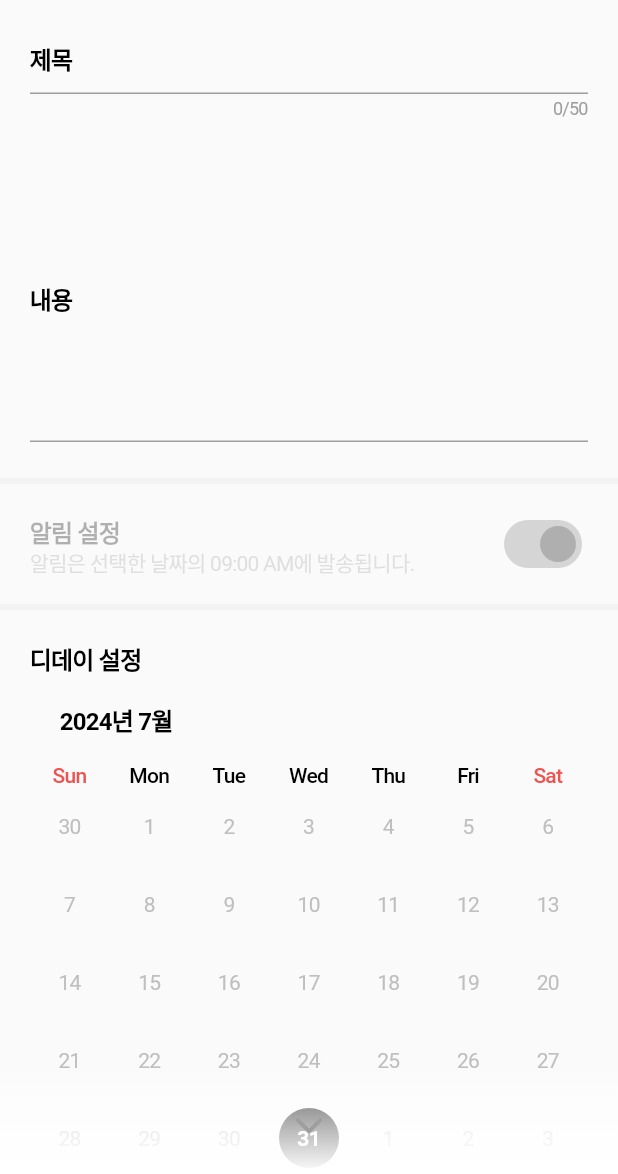
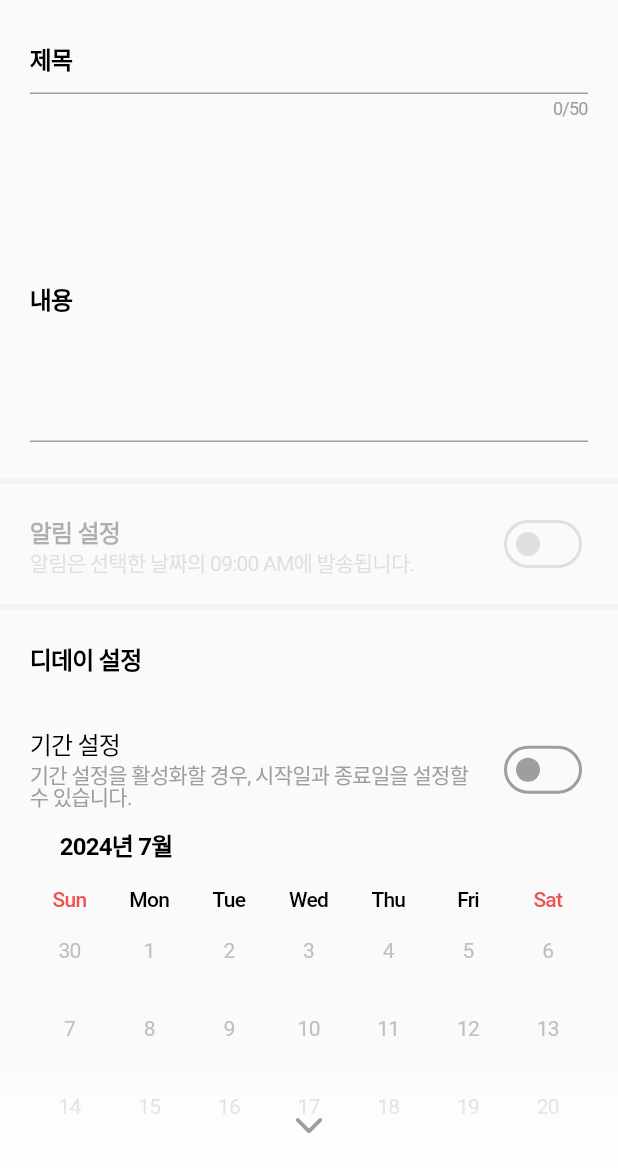
Before and after one commit to Raonshi/simply_todo, a Flutter app: the _AddTodoPageBody screen opened directly, on a phone screen of 412 x 824 dp, the part 62-1236 px from its top. Run offline on Flutter 3.47's test engine with Material 3 defaults, Android fonts, the phone set to English and light mode, and no system bars; drawn by our look-alikes of loader_overlay, table_calendar; our stand-ins replace bloc, easy_localization, flutter_bloc, flutter_local_notifications, flutter_slidable, font_awesome_flutter and 3 more; accounts and stored records are empty.

Commit message:
feat:add range calendar and range date model

```diff
--- a/lib/bloc/add_todo/add_todo_state.dart
+++ b/lib/bloc/add_todo/add_todo_state.dart
@@ -1,18 +1,25 @@
 part of 'add_todo_bloc.dart';
 
 class AddTodoState {
+  /* Todo data states */
   final String title;
   final String content;
-  final DateTime? dueDate;
+  final DateTime dueDate;
+  final RangeDate? rangeDate;
   final bool showNotification;
+
+  /* UI States */
   final bool visibleScrollArrow;
+  final bool rangeSelection;
 
   const AddTodoState({
     this.title = "",
     this.content = "",
-    this.dueDate,
-    this.showNotification = true,
+    required this.dueDate,
+    this.rangeDate,
+    this.showNotification = false,
     this.visibleScrollArrow = true,
+    this.rangeSelection = false,
   });
 
   AddTodoState copyWith({
@@ -21,18 +28,34 @@ class AddTodoState {
     DateTime? dueDate,
     bool? showNotification,
     bool? visibleScrollArrow,
+    RangeDate? rangeDate,
+    bool? rangeSelection,
   }) {
     return AddTodoState(
       title: title ?? this.title,
       content: content ?? this.content,
       dueDate: dueDate ?? this.dueDate,
+      rangeDate: rangeDate ?? this.rangeDate,
       showNotification: showNotification ?? this.showNotification,
       visibleScrollArrow: visibleScrollArrow ?? this.visibleScrollArrow,
+      rangeSelection: rangeSelection ?? this.rangeSelection,
+    );
+  }
+
+  AddTodoState removeRangeDate() {
+    return AddTodoState(
+      title: title,
+      content: content,
+      dueDate: DateTime.now(),
+      rangeDate: null,
+      showNotification: showNotification,
+      visibleScrollArrow: visibleScrollArrow,
+      rangeSelection: false,
     );
   }
 
   @override
   String toString() {
-    return 'AddTodoState{title: $title, content: $content, dueDate: $dueDate, showNotification: $showNotification, visibleScrollArrow: $visibleScrollArrow}';
+    return "AddTodoState{title: $title, content: $content, dueDate: $dueDate, rangeDate: ${rangeDate.toString()}, showNotification: $showNotification, visibleScrollArrow: $visibleScrollArrow, rangeSelection: $rangeSelection}";
   }
 }
--- a/lib/bloc/todo_list/todo_list_bloc.dart
+++ b/lib/bloc/todo_list/todo_list_bloc.dart
@@ -1,3 +1,5 @@
+// ignore_for_file: unnecessary_null_comparison
+
 import 'package:simpletodo/domain/model/todo_model.dart';
 import 'package:bloc/bloc.dart';
 import 'package:simpletodo/domain/repository/todo/todo_repository.dart';
@@ -49,7 +51,7 @@ class TodoListBloc extends Cubit<TodoListState> {
             id: id,
             title: newTodos[index].title,
             body: newTodos[index].content,
-            dueDate: newTodos[index].dueDate!,
+            dueDate: newTodos[index].dueDate,
           );
         } else {
           await NotificationService().cancelScheduledNotification(id);
--- /dev/null
+++ b/lib/domain/model/range_date_model.dart
@@ -0,0 +1,49 @@
+import 'base_model.dart';
+
+final class RangeDate implements BaseData {
+  final DateTime? start;
+  final DateTime? end;
+
+  const RangeDate({
+    required this.start,
+    required this.end,
+  });
+
+  factory RangeDate.create() => RangeDate(
+        start: DateTime.now(),
+        end: null,
+      );
+
+  factory RangeDate.fromJson(Map<String, dynamic> json) {
+    return RangeDate(
+      start: json.containsKey("start")
+          ? DateTime.fromMillisecondsSinceEpoch(json["start"])
+          : null,
+      end: json.containsKey("end")
+          ? DateTime.fromMillisecondsSinceEpoch(json["end"])
+          : null,
+    );
+  }
+
+  @override
+  RangeDate copyWith({
+    DateTime? start,
+    DateTime? end,
+  }) {
+    return RangeDate(
+      start: start ?? this.start,
+      end: end ?? this.end,
+    );
+  }
+
+  @override
+  Map<String, dynamic> toMap() => {
+        "start": start?.millisecondsSinceEpoch,
+        "end": end?.millisecondsSinceEpoch,
+      };
+
+  @override
+  String toString() {
+    return "RangeDate{start: $start, end: $end}";
+  }
+}
--- a/lib/domain/model/todo_model.dart
+++ b/lib/domain/model/todo_model.dart
@@ -1,11 +1,14 @@
 import 'package:simpletodo/domain/model/base_model.dart';
+import 'package:simpletodo/domain/model/range_date_model.dart';
 
 final class Todo extends BaseData {
   final int id;
   final String title;
   final String content;
 
-  final DateTime? dueDate;
+  final DateTime dueDate;
+  final RangeDate? rangeDate;
+
   final bool showNotification;
 
   final bool completed;
@@ -17,6 +20,7 @@ final class Todo extends BaseData {
     required this.content,
     required this.completed,
     required this.showNotification,
+    required this.rangeDate,
   });
 
   /// Create a new Todo instance.
@@ -24,16 +28,12 @@ final class Todo extends BaseData {
   factory Todo.create({
     required String title,
     required String content,
-    required DateTime? dueDate,
+    required DateTime dueDate,
+    required RangeDate? rangeDate,
     required bool showNotification,
   }) {
     // dueDate should be converted to timestamp
-    late final int timestamp;
-    if (showNotification && dueDate != null) {
-      timestamp = dueDate.millisecondsSinceEpoch;
-    } else {
-      timestamp = DateTime.now().millisecondsSinceEpoch;
-    }
+    final int timestamp = dueDate.millisecondsSinceEpoch;
 
     // id is the timestamp in seconds
     final int id = timestamp ~/ 1000;
@@ -43,6 +43,7 @@ final class Todo extends BaseData {
         title: title,
         content: content,
         dueDate: dueDate,
+        rangeDate: rangeDate,
         completed: false,
         showNotification: showNotification);
   }
@@ -61,6 +62,7 @@ final class Todo extends BaseData {
       title: title ?? this.title,
       content: content ?? this.content,
       dueDate: dueDate,
+      rangeDate: rangeDate,
       completed: completed ?? this.completed,
       showNotification: showNotification ?? this.showNotification,
     );
@@ -71,9 +73,10 @@ final class Todo extends BaseData {
       id: map['id'],
       title: map['title'],
       content: map['content'],
-      dueDate: map['dueDate'] == null
-          ? null
-          : DateTime.fromMillisecondsSinceEpoch(map['dueDate']),
+      dueDate: DateTime.fromMillisecondsSinceEpoch(map['dueDate']),
+      rangeDate: map['rangeDate'] != null
+          ? RangeDate.fromJson(map['rangeDate'])
+          : null,
       completed: map['completed'],
       showNotification: map['showNotification'],
     );
@@ -85,7 +88,8 @@ final class Todo extends BaseData {
       'id': id,
       'title': title,
       'content': content,
-      'dueDate': dueDate?.millisecondsSinceEpoch,
+      'dueDate': dueDate.millisecondsSinceEpoch,
+      'rangeDate': rangeDate?.toMap(),
       'completed': completed,
       'showNotification': showNotification,
     };
--- a/lib/ui/add_todo/page/add_todo_page.dart
+++ b/lib/ui/add_todo/page/add_todo_page.dart
@@ -152,6 +152,8 @@ class _AddTodoPageBody extends StatelessWidget {
                           thickness: 4.0,
                           color: context.colorTheme.onSurface.withOpacity(0.08),
                         ),
+
+                        // Notification Switch
                         Container(
                           foregroundDecoration: BoxDecoration(
                             color: isSameDay(state.dueDate, DateTime.now())
@@ -172,7 +174,7 @@ class _AddTodoPageBody extends StatelessWidget {
                               style: context.textTheme.titleSmall,
                             ),
                             subtitle: Padding(
-                              padding: EdgeInsets.only(top: 4.0),
+                              padding: const EdgeInsets.only(top: 4.0),
                               child: Text(
                                 "알림은 선택한 날짜의 09:00 AM에 발송됩니다.",
                                 style: context.textTheme.bodyMedium!.copyWith(
@@ -190,7 +192,7 @@ class _AddTodoPageBody extends StatelessWidget {
                         ),
                         const SizedBox(height: 24.0),
 
-                        // Notification / Date
+                        // Calendar
                         AddTodoSchedulePanel(
                           showNotification: state.showNotification,
                           onTapNotiSwitch: context
@@ -199,6 +201,12 @@ class _AddTodoPageBody extends StatelessWidget {
                           onDaySelected:
                               context.read<AddTodoBloc>().setDateTime,
                           selectedDay: state.dueDate,
+                          rangeDate: state.rangeDate,
+                          rangeSelection: state.rangeSelection,
+                          onTapRangeDateSwitch:
+                              context.read<AddTodoBloc>().toggleSwitchRangeDate,
+                          onRangeSelected:
+                              context.read<AddTodoBloc>().setRangeDate,
                         ),
 
                         const SizedBox(height: 64.0),
--- a/lib/ui/add_todo/widget/add_todo_schedule_panel.dart
+++ b/lib/ui/add_todo/widget/add_todo_schedule_panel.dart
@@ -1,7 +1,9 @@
 import 'package:flutter/material.dart';
 import 'package:simpletodo/common/theme.dart';
-import 'package:simpletodo/common/tools.dart';
-import 'package:table_calendar/table_calendar.dart';
+import 'package:simpletodo/domain/model/range_date_model.dart';
+import 'package:simpletodo/ui/add_todo/widget/range_date_calendar.dart';
+
+import 'point_date_calendar.dart';
 
 class AddTodoSchedulePanel extends StatelessWidget {
   const AddTodoSchedulePanel({
@@ -10,90 +12,72 @@ class AddTodoSchedulePanel extends StatelessWidget {
     required this.onTapNotiSwitch,
     required this.onDaySelected,
     required this.selectedDay,
+    required this.rangeSelection,
+    required this.onTapRangeDateSwitch,
+    required this.rangeDate,
+    required this.onRangeSelected,
   });
 
   final bool showNotification;
-  final DateTime? selectedDay;
+  final bool rangeSelection;
+
+  final DateTime selectedDay;
+  final RangeDate? rangeDate;
 
   final VoidCallback onTapNotiSwitch;
+  final VoidCallback onTapRangeDateSwitch;
+
   final ValueChanged<DateTime> onDaySelected;
+  final ValueChanged<RangeDate> onRangeSelected;
 
   @override
   Widget build(BuildContext context) {
-    return Padding(
-      padding: const EdgeInsets.symmetric(horizontal: 20.0),
-      child: Column(
+    return Column(
       crossAxisAlignment: CrossAxisAlignment.start,
       children: [
-          Text(
+        Padding(
+          padding: const EdgeInsets.symmetric(horizontal: 20.0),
+          child: Text(
             "디데이 설정",
             style: context.textTheme.titleSmall,
           ),
+        ),
         const SizedBox(height: 24.0),
-          TableCalendar(
-            headerStyle: HeaderStyle(
-              formatButtonVisible: false,
-              titleCentered: false,
-              leftChevronVisible: false,
-              rightChevronVisible: false,
-              headerPadding: const EdgeInsets.only(
-                left: 20.0,
-                right: 20.0,
-                top: 0.0,
-                bottom: 20.0,
+        SwitchListTile.adaptive(
+          value: rangeSelection,
+          visualDensity: VisualDensity.compact,
+          activeColor: context.colorTheme.onPrimary,
+          contentPadding:
+              const EdgeInsets.symmetric(horizontal: 20.0, vertical: 8.0),
+          onChanged: (_) => onTapRangeDateSwitch(),
+          title: Text(
+            "기간 설정",
+            style: context.textTheme.labelLarge,
           ),
-              titleTextStyle: context.textTheme.titleSmall!,
-              titleTextFormatter: (date, locale) {
-                return "${date.year}년 ${date.month}월";
-              },
-            ),
-            daysOfWeekStyle: DaysOfWeekStyle(
-              weekdayStyle: context.textTheme.labelMedium!,
-              weekendStyle: context.textTheme.labelMedium!.copyWith(
-                color: context.colorTheme.error,
+          subtitle: Padding(
+            padding: const EdgeInsets.only(top: 4.0),
+            child: Text(
+              "기간 설정을 활성화할 경우, 시작일과 종료일을 설정할 수 있습니다.",
+              style: context.textTheme.bodyMedium!.copyWith(
+                color: context.colorTheme.onSurface,
               ),
             ),
-            calendarStyle: CalendarStyle(
-              todayTextStyle: context.textTheme.bodyMedium!.copyWith(
-                fontWeight: FontWeight.bold,
-              ),
-              holidayTextStyle: context.textTheme.bodyMedium!.copyWith(
-                color: context.colorTheme.error,
-              ),
-              weekendTextStyle: context.textTheme.bodyMedium!.copyWith(
-                color: context.colorTheme.error,
-              ),
-              defaultTextStyle: context.textTheme.bodyMedium!,
-              outsideTextStyle: context.textTheme.bodyMedium!.copyWith(
-                color: context.colorTheme.onSurface.withOpacity(0.5),
-              ),
-              selectedTextStyle: context.textTheme.bodyMedium!.copyWith(
-                color: context.colorTheme.primary,
-                fontWeight: FontWeight.bold,
-              ),
-              todayDecoration: BoxDecoration(
-                color: context.colorTheme.onSurface,
-                shape: BoxShape.circle,
-              ),
-              selectedDecoration: BoxDecoration(
-                color: context.colorTheme.onPrimary,
-                shape: BoxShape.circle,
           ),
         ),
-            focusedDay:
-                selectedDay ?? DateTime.now().add(const Duration(days: 1)),
-            firstDay: DateTime.now(),
-            lastDay: DateTime.now().add(const Duration(days: 365)),
-            selectedDayPredicate: (day) {
-              return isSameDay(selectedDay, day);
-            },
-            onDaySelected: (selectedDay, focusedDay) {
-              lgr.d("Selected day: $selectedDay\nFocused day: $focusedDay");
-              onDaySelected(selectedDay);
-            },
+        Padding(
+          padding: const EdgeInsets.symmetric(horizontal: 20.0),
+          child: rangeSelection
+              ? RangeDateCalendar(
+                  rangeDate: rangeDate!,
+                  onRangeSelected: onRangeSelected,
+                  selectedDate: selectedDay,
+                )
+              : PointDateCalendar(
+                  selectedDay: selectedDay,
+                  onDaySelected: onDaySelected,
+                ),
         ),
       ],
-      ),
     );
   }
 }
--- /dev/null
+++ b/lib/ui/add_todo/widget/point_date_calendar.dart
@@ -0,0 +1,76 @@
+import 'package:flutter/material.dart';
+import 'package:simpletodo/common/theme.dart';
+import 'package:table_calendar/table_calendar.dart';
+
+class PointDateCalendar extends StatelessWidget {
+  const PointDateCalendar(
+      {super.key, required this.selectedDay, required this.onDaySelected});
+
+  final DateTime selectedDay;
+  final ValueChanged<DateTime> onDaySelected;
+
+  @override
+  Widget build(BuildContext context) {
+    return TableCalendar(
+      headerStyle: HeaderStyle(
+        formatButtonVisible: false,
+        titleCentered: false,
+        leftChevronVisible: false,
+        rightChevronVisible: false,
+        headerPadding: const EdgeInsets.only(
+          left: 20.0,
+          right: 20.0,
+          top: 0.0,
+          bottom: 20.0,
+        ),
+        titleTextStyle: context.textTheme.titleSmall!,
+        titleTextFormatter: (date, locale) {
+          return "${date.year}년 ${date.month}월";
+        },
+      ),
+      daysOfWeekStyle: DaysOfWeekStyle(
+        weekdayStyle: context.textTheme.labelMedium!,
+        weekendStyle: context.textTheme.labelMedium!.copyWith(
+          color: context.colorTheme.error,
+        ),
+      ),
+      calendarStyle: CalendarStyle(
+        todayTextStyle: context.textTheme.bodyMedium!.copyWith(
+          fontWeight: FontWeight.bold,
+        ),
+        holidayTextStyle: context.textTheme.bodyMedium!.copyWith(
+          color: context.colorTheme.error,
+        ),
+        weekendTextStyle: context.textTheme.bodyMedium!.copyWith(
+          color: context.colorTheme.error,
+        ),
+        defaultTextStyle: context.textTheme.bodyMedium!,
+        outsideTextStyle: context.textTheme.bodyMedium!.copyWith(
+          color: context.colorTheme.onSurface.withOpacity(0.5),
+        ),
+        selectedTextStyle: context.textTheme.bodyMedium!.copyWith(
+          color: context.colorTheme.primary,
+          fontWeight: FontWeight.bold,
+        ),
+        todayDecoration: BoxDecoration(
+          color: context.colorTheme.onSurface,
+          shape: BoxShape.circle,
+        ),
+        selectedDecoration: BoxDecoration(
+          color: context.colorTheme.onPrimary,
+          shape: BoxShape.circle,
+        ),
+      ),
+      rangeSelectionMode: RangeSelectionMode.disabled,
+      focusedDay: selectedDay,
+      firstDay: DateTime.now(),
+      lastDay: DateTime.now().add(const Duration(days: 365)),
+      selectedDayPredicate: (day) {
+        return isSameDay(selectedDay, day);
+      },
+      onDaySelected: (selectedDay, focusedDay) {
+        onDaySelected(selectedDay);
+      },
+    );
+  }
+}
```
Also changed, not shown: lib/bloc/add_todo/add_todo_bloc.dart (+22 -10 lines), lib/ui/add_todo/widget/range_date_calendar.dart (added, +101 -0 lines), lib/ui/home/widget/todo_list_item.dart (+19 -4 lines). Lines whose indentation alone changed are shown as unchanged.
